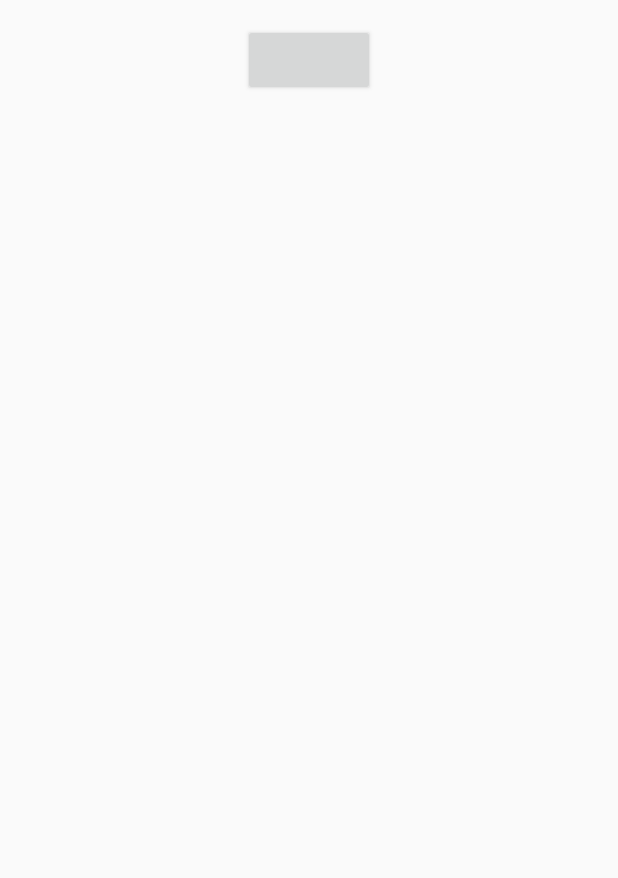
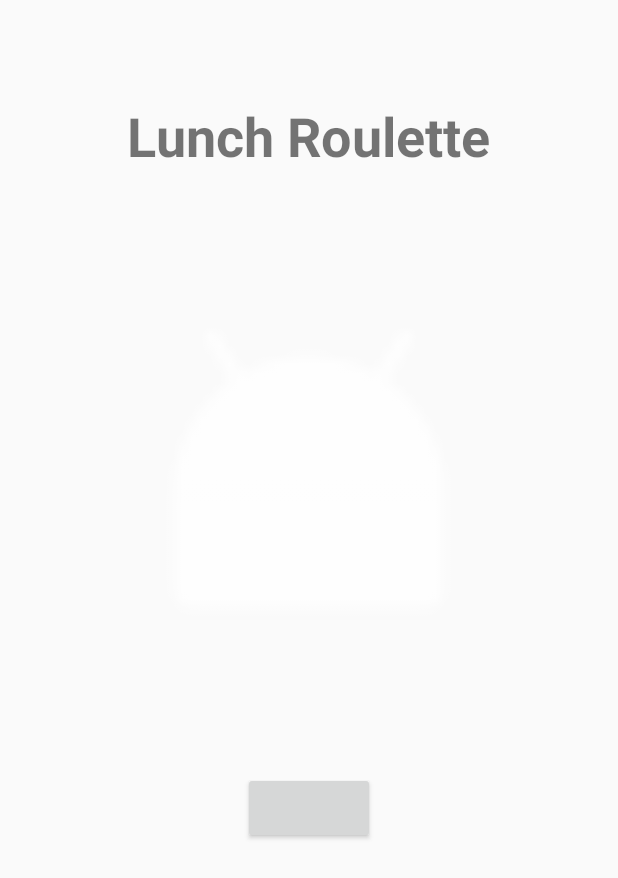
Before and after one commit to atroutt/LunchRoulette, an Android app: the screen it shows after launch (LoginActivity), on a phone screen of 412 x 824 dp. Shown: the top 878 px of the screen. Run offline under Robolectric (Android 15) with nearby library versions, the phone set to English and light mode, and no system bars; our stand-ins replace ButterKnife; libraries missing offline, so code that uses them is left out: com.firebase.client, com.twitter.sdk, io.fabric.sdk; plain views replace TwitterLoginButton; 4 statements that could not run were skipped.

Commit message:
Add firebase and authenticate Firebase with Twitter. Also updated the login screen.

```diff
--- a/app/build.gradle
+++ b/app/build.gradle
@@ -32,6 +32,11 @@ android {
             proguardFiles getDefaultProguardFile('proguard-android.txt'), 'proguard-rules.pro'
         }
     }
+    packagingOptions {
+        exclude 'META-INF/LICENSE'
+        exclude 'META-INF/LICENSE-FIREBASE.txt'
+        exclude 'META-INF/NOTICE'
+    }
 }
 
 dependencies {
@@ -43,4 +48,5 @@ dependencies {
         transitive = true;
     }
     compile 'com.jakewharton:butterknife:7.0.1'
+    compile 'com.firebase:firebase-client-android:2.5.2+'
 }
--- a/app/src/main/AndroidManifest.xml
+++ b/app/src/main/AndroidManifest.xml
@@ -6,6 +6,7 @@
     <uses-permission android:name="android.permission.GET_ACCOUNTS" />
     <uses-permission android:name="android.permission.READ_PROFILE" />
     <uses-permission android:name="android.permission.READ_CONTACTS" />
+    <uses-permission android:name="android.permission.INTERNET" />
 
     <application
         android:allowBackup="true"
@@ -30,5 +31,4 @@
             </intent-filter></activity>
     </application>
 
-    <uses-permission android:name="android.permission.INTERNET" />
 </manifest>
--- a/app/src/main/java/com/audreytroutt/android/lunchroulette/LoginActivity.java
+++ b/app/src/main/java/com/audreytroutt/android/lunchroulette/LoginActivity.java
@@ -7,6 +7,7 @@ import android.content.Intent;
 import android.content.pm.PackageManager;
 import android.support.annotation.NonNull;
 import android.support.design.widget.Snackbar;
+import android.support.v4.content.res.ResourcesCompat;
 import android.support.v7.app.AppCompatActivity;
 import android.app.LoaderManager.LoaderCallbacks;
 
@@ -29,9 +30,14 @@ import android.widget.ArrayAdapter;
 import android.widget.AutoCompleteTextView;
 import android.widget.Button;
 import android.widget.EditText;
+import android.widget.ImageView;
 import android.widget.TextView;
 import android.widget.Toast;
 
+import com.audreytroutt.android.lunchroulette.data.FirebaseUtility;
+import com.firebase.client.AuthData;
+import com.firebase.client.Firebase;
+import com.firebase.client.FirebaseError;
 import com.twitter.sdk.android.core.Callback;
 import com.twitter.sdk.android.core.Result;
 import com.twitter.sdk.android.core.TwitterException;
@@ -39,7 +45,9 @@ import com.twitter.sdk.android.core.TwitterSession;
 import com.twitter.sdk.android.core.identity.TwitterLoginButton;
 
 import java.util.ArrayList;
+import java.util.HashMap;
 import java.util.List;
+import java.util.Map;
 
 import butterknife.Bind;
 import butterknife.ButterKnife;
@@ -51,9 +59,11 @@ import static android.Manifest.permission.READ_CONTACTS;
  */
 public class LoginActivity extends AppCompatActivity {
 
-    @Bind(R.id.twitter_login_button) TwitterLoginButton loginButton;
+    @Bind(R.id.twitter_login_button)
+    TwitterLoginButton loginButton;
 
-    private UserLoginTask mAuthTask = null;
+    @Bind(R.id.lunch_roulette_logo)
+    ImageView lunchRouletteLogo;
 
     @Override
     protected void onCreate(Bundle savedInstanceState) {
@@ -61,19 +71,32 @@ public class LoginActivity extends AppCompatActivity {
         setContentView(R.layout.activity_login);
         ButterKnife.bind(this);
 
+        lunchRouletteLogo.setImageDrawable(ResourcesCompat.getDrawable(getResources(), R.drawable.ic_lunch_table, null));
         loginButton.setCallback(new Callback<TwitterSession>() {
             @Override
             public void success(Result<TwitterSession> result) {
                 // The TwitterSession is also available through:
                 // Twitter.getInstance().core.getSessionManager().getActiveSession()
                 TwitterSession session = result.data;
-                // TODO: Remove toast and use the TwitterSession's userID
-                // with your app's user model
-                String msg = "@" + session.getUserName() + " logged in! (#" + session.getUserId() + ")";
+                String msg = "Welcome @" + session.getUserName() + "!";
                 Toast.makeText(getApplicationContext(), msg, Toast.LENGTH_LONG).show();
 
-                Intent i = new Intent(LoginActivity.this, LunchList.class);
-                startActivity(i);
+                FirebaseUtility.getInstance().authenticateTwitterSessionWithResultHandler(session, new Firebase.AuthResultHandler() {
+                            @Override
+                            public void onAuthenticated(AuthData authData) {
+                                Toast.makeText(getApplicationContext(), "Firebase auth complete", Toast.LENGTH_LONG).show();
+                                // the Twitter user is now authenticated with your Firebase app
+
+                                Intent i = new Intent(LoginActivity.this, LunchList.class);
+                                startActivity(i);
+                            }
+
+                            @Override
+                            public void onAuthenticationError(FirebaseError firebaseError) {
+                                // there was an error
+                            }
+                        }
+                );
             }
 
             @Override
@@ -86,49 +109,7 @@ public class LoginActivity extends AppCompatActivity {
     @Override
     protected void onActivityResult(int requestCode, int resultCode, Intent data) {
         super.onActivityResult(requestCode, resultCode, data);
-        // Make sure that the loginButton hears the result from any
-        // Activity that it triggered.
+        // Make sure that the loginButton hears the result from any Activity that it triggered.
         loginButton.onActivityResult(requestCode, resultCode, data);
     }
-
-    /**
-     * Represents an asynchronous login/registration task used to authenticate
-     * the user.
-     */
-    public class UserLoginTask extends AsyncTask<Void, Void, Boolean> {
-
-        private final String mEmail;
-        private final String mPassword;
-
-        UserLoginTask(String email, String password) {
-            mEmail = email;
-            mPassword = password;
-        }
-
-        @Override
-        protected Boolean doInBackground(Void... params) {
-            // TODO: attempt authentication against a network service.
-            // TODO: register the new account here.
-            return true;
-        }
-
-        @Override
-        protected void onPostExecute(final Boolean success) {
-            mAuthTask = null;
-//            showProgress(false);
-
-            if (success) {
-                finish();
-            } else {
-//                mPasswordView.setError(getString(R.string.error_incorrect_password));
-//                mPasswordView.requestFocus();
-            }
-        }
-
-        @Override
-        protected void onCancelled() {
-            mAuthTask = null;
-
-        }
-    }
 }
--- a/app/src/main/java/com/audreytroutt/android/lunchroulette/LunchRouletteApplication.java
+++ b/app/src/main/java/com/audreytroutt/android/lunchroulette/LunchRouletteApplication.java
@@ -2,6 +2,8 @@ package com.audreytroutt.android.lunchroulette;
 
 import android.app.Application;
 import io.fabric.sdk.android.Fabric;
+
+import com.firebase.client.Firebase;
 import com.twitter.sdk.android.Twitter;
 import com.twitter.sdk.android.core.TwitterAuthConfig;
 
@@ -17,5 +19,7 @@ public class LunchRouletteApplication extends Application {
 
         TwitterAuthConfig authConfig = new TwitterAuthConfig(getString(R.string.twitter_key), getString(R.string.twitter_secret));
         Fabric.with(this, new Twitter(authConfig));
+
+        Firebase.setAndroidContext(this);
     }
 }
--- a/app/src/main/res/layout/activity_login.xml
+++ b/app/src/main/res/layout/activity_login.xml
@@ -10,16 +10,27 @@
     android:paddingTop="@dimen/activity_vertical_margin"
     tools:context="com.audreytroutt.android.lunchroulette.LoginActivity">
 
-    <ImageView
+    <TextView
+        android:layout_marginTop="50dp"
         android:layout_width="wrap_content"
         android:layout_height="wrap_content"
+        android:text="@string/app_name"
+        android:textSize="36sp"
+        android:fontFamily="sans-serif"
+        android:textStyle="bold" />
+
+    <ImageView
+        android:layout_marginTop="50dp"
+        android:layout_marginBottom="50dp"
+        android:layout_width="300dp"
+        android:layout_height="300dp"
         android:id="@+id/lunch_roulette_logo"
-        android:layout_gravity="center_horizontal" />
+        android:layout_gravity="center" />
 
     <com.twitter.sdk.android.core.identity.TwitterLoginButton
         android:id="@+id/twitter_login_button"
         android:layout_width="wrap_content"
         android:layout_height="wrap_content"
-        android:layout_centerInParent="true"/>
+        android:layout_centerInParent="true" />
 
 </LinearLayout>
--- a/app/src/main/res/values/strings.xml
+++ b/app/src/main/res/values/strings.xml
@@ -1,5 +1,5 @@
 <resources>
-    <string name="app_name">LunchRoulette</string>
+    <string name="app_name">Lunch Roulette</string>
     <string name="action_settings">Settings</string>
     <string name="title_activity_login">Sign in</string>
 
```
Also changed, not shown: app/src/main/java/com/audreytroutt/android/lunchroulette/data/FirebaseUtility.java (added, +42 -0 lines), app/src/main/res/drawable-hdpi/ic_lunch_table.png (added), app/src/main/res/drawable-mdpi/ic_lunch_table.png (added), 2 other files.
